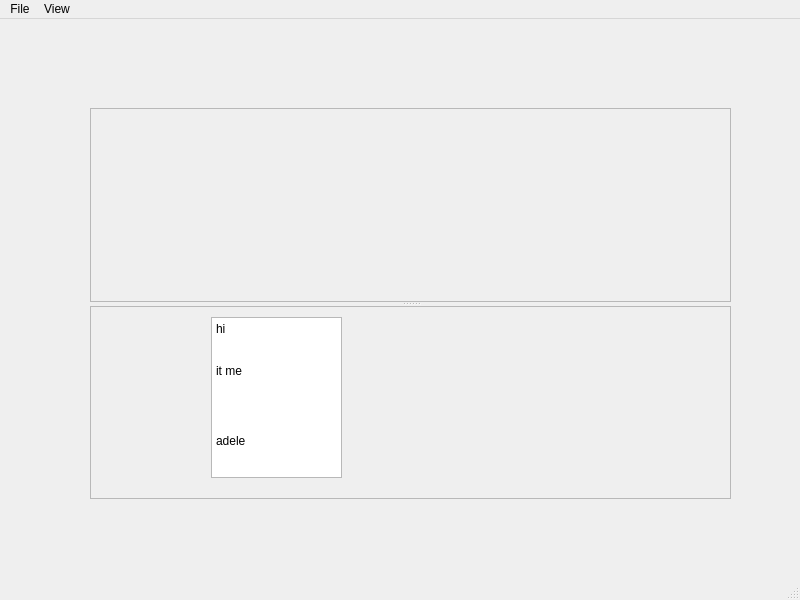
First picture: the form in src/arc-manager/ui/mainwindow.ui, repository GrandtheUK/arc-manager, before the edit.
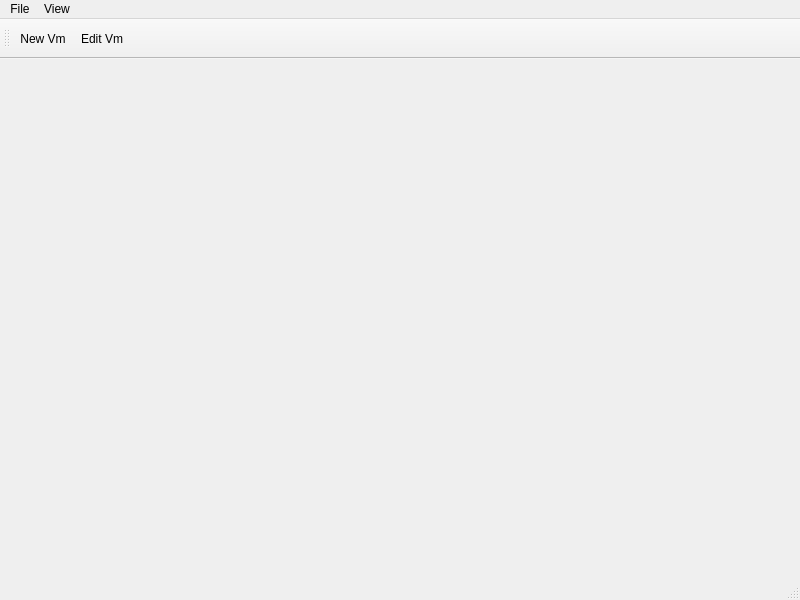
Second picture: the form after the edit. Icons and pictures are not drawn.

Commit message: Add vm editor ui. Still have to design and integrate

Patch:
```diff
--- a/src/arc-manager/ui/mainwindow.ui
+++ b/src/arc-manager/ui/mainwindow.ui
@@ -13,94 +13,7 @@
   <property name="windowTitle">
    <string>MainWindow</string>
   </property>
-  <widget class="QWidget" name="centralwidget">
-   <widget class="QSplitter" name="splitter">
-    <property name="geometry">
-     <rect>
-      <x>90</x>
-      <y>89</y>
-      <width>641</width>
-      <height>391</height>
-     </rect>
-    </property>
-    <property name="orientation">
-     <enum>Qt::Vertical</enum>
-    </property>
-    <widget class="QWidget" name="gridLayoutWidget_2">
-     <layout class="QGridLayout" name="gridLayout_2">
-      <item row="0" column="0">
-       <widget class="QScrollArea" name="scrollArea">
-        <property name="widgetResizable">
-         <bool>true</bool>
-        </property>
-        <widget class="QWidget" name="scrollAreaWidgetContents">
-         <property name="geometry">
-          <rect>
-           <x>0</x>
-           <y>0</y>
-           <width>637</width>
-           <height>190</height>
-          </rect>
-         </property>
-        </widget>
-       </widget>
-      </item>
-     </layout>
-    </widget>
-    <widget class="QWidget" name="gridLayoutWidget">
-     <layout class="QGridLayout" name="gridLayout">
-      <item row="0" column="0">
-       <widget class="QScrollArea" name="scrollArea_2">
-        <property name="verticalScrollBarPolicy">
-         <enum>Qt::ScrollBarAsNeeded</enum>
-        </property>
-        <property name="horizontalScrollBarPolicy">
-         <enum>Qt::ScrollBarAsNeeded</enum>
-        </property>
-        <property name="widgetResizable">
-         <bool>true</bool>
-        </property>
-        <widget class="QWidget" name="scrollAreaWidgetContents_2">
-         <property name="geometry">
-          <rect>
-           <x>0</x>
-           <y>0</y>
-           <width>637</width>
-           <height>189</height>
-          </rect>
-         </property>
-         <widget class="QTextEdit" name="textEdit">
-          <property name="geometry">
-           <rect>
-            <x>120</x>
-            <y>10</y>
-            <width>131</width>
-            <height>161</height>
-           </rect>
-          </property>
-          <property name="html">
-           <string>&lt;!DOCTYPE HTML PUBLIC &quot;-//W3C//DTD HTML 4.0//EN&quot; &quot;http://www.w3.org/TR/REC-html40/strict.dtd&quot;&gt;
-&lt;html&gt;&lt;head&gt;&lt;meta name=&quot;qrichtext&quot; content=&quot;1&quot; /&gt;&lt;meta charset=&quot;utf-8&quot; /&gt;&lt;style type=&quot;text/css&quot;&gt;
-p, li { white-space: pre-wrap; }
-&lt;/style&gt;&lt;/head&gt;&lt;body style=&quot; font-family:'Sans Serif'; font-size:9pt; font-weight:400; font-style:normal;&quot;&gt;
-&lt;p style=&quot; margin-top:0px; margin-bottom:0px; margin-left:0px; margin-right:0px; -qt-block-indent:0; text-indent:0px;&quot;&gt;hi&lt;/p&gt;
-&lt;p style=&quot;-qt-paragraph-type:empty; margin-top:0px; margin-bottom:0px; margin-left:0px; margin-right:0px; -qt-block-indent:0; text-indent:0px;&quot;&gt;&lt;br /&gt;&lt;/p&gt;
-&lt;p style=&quot;-qt-paragraph-type:empty; margin-top:0px; margin-bottom:0px; margin-left:0px; margin-right:0px; -qt-block-indent:0; text-indent:0px;&quot;&gt;&lt;br /&gt;&lt;/p&gt;
-&lt;p style=&quot; margin-top:0px; margin-bottom:0px; margin-left:0px; margin-right:0px; -qt-block-indent:0; text-indent:0px;&quot;&gt;it me&lt;/p&gt;
-&lt;p style=&quot;-qt-paragraph-type:empty; margin-top:0px; margin-bottom:0px; margin-left:0px; margin-right:0px; -qt-block-indent:0; text-indent:0px;&quot;&gt;&lt;br /&gt;&lt;/p&gt;
-&lt;p style=&quot;-qt-paragraph-type:empty; margin-top:0px; margin-bottom:0px; margin-left:0px; margin-right:0px; -qt-block-indent:0; text-indent:0px;&quot;&gt;&lt;br /&gt;&lt;/p&gt;
-&lt;p style=&quot;-qt-paragraph-type:empty; margin-top:0px; margin-bottom:0px; margin-left:0px; margin-right:0px; -qt-block-indent:0; text-indent:0px;&quot;&gt;&lt;br /&gt;&lt;/p&gt;
-&lt;p style=&quot;-qt-paragraph-type:empty; margin-top:0px; margin-bottom:0px; margin-left:0px; margin-right:0px; -qt-block-indent:0; text-indent:0px;&quot;&gt;&lt;br /&gt;&lt;/p&gt;
-&lt;p style=&quot; margin-top:0px; margin-bottom:0px; margin-left:0px; margin-right:0px; -qt-block-indent:0; text-indent:0px;&quot;&gt;adele&lt;/p&gt;&lt;/body&gt;&lt;/html&gt;</string>
-          </property>
-         </widget>
-        </widget>
-       </widget>
-      </item>
-     </layout>
-    </widget>
-   </widget>
-  </widget>
+  <widget class="QWidget" name="centralwidget"/>
   <widget class="QMenuBar" name="menubar">
    <property name="geometry">
     <rect>
@@ -124,6 +37,50 @@
    <addaction name="menuView"/>
   </widget>
   <widget class="QStatusBar" name="statusbar"/>
+  <widget class="QToolBar" name="toolBar">
+   <property name="sizePolicy">
+    <sizepolicy hsizetype="Preferred" vsizetype="Minimum">
+     <horstretch>0</horstretch>
+     <verstretch>0</verstretch>
+    </sizepolicy>
+   </property>
+   <property name="minimumSize">
+    <size>
+     <width>0</width>
+     <height>40</height>
+    </size>
+   </property>
+   <property name="windowTitle">
+    <string>toolBar</string>
+   </property>
+   <attribute name="toolBarArea">
+    <enum>TopToolBarArea</enum>
+   </attribute>
+   <attribute name="toolBarBreak">
+    <bool>false</bool>
+   </attribute>
+   <addaction name="action_new_vm"/>
+   <addaction name="action_edit_vm"/>
+  </widget>
+  <action name="action_new_vm">
+   <property name="icon">
+    <iconset theme="QStyle"/>
+   </property>
+   <property name="text">
+    <string>New Vm</string>
+   </property>
+   <property name="toolTip">
+    <string>Create a new libvfio vm</string>
+   </property>
+  </action>
+  <action name="action_edit_vm">
+   <property name="text">
+    <string>Edit Vm</string>
+   </property>
+   <property name="toolTip">
+    <string>Edit Existing Vm</string>
+   </property>
+  </action>
  </widget>
  <resources/>
  <connections/>
```
The commit also changes 4 other files.
